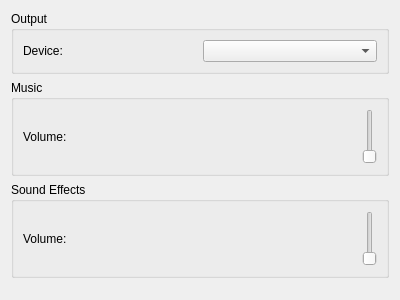
The window that src/preferences/audiopage.ui (MUME/MMapper) describes before a commit, drawn with Qt 5.
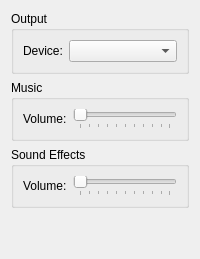
The same window after the commit. Custom widgets are drawn as their Qt base class.

What changed in the file:
```diff
--- a/src/preferences/audiopage.ui
+++ b/src/preferences/audiopage.ui
@@ -2,14 +2,6 @@
 <ui version="4.0">
  <class>AudioPage</class>
  <widget class="QWidget" name="AudioPage">
-  <property name="geometry">
-   <rect>
-    <x>0</x>
-    <y>0</y>
-    <width>400</width>
-    <height>300</height>
-   </rect>
-  </property>
   <layout class="QVBoxLayout" name="verticalLayout">
    <item>
     <widget class="QGroupBox" name="outputGroupBox">
@@ -19,13 +11,26 @@
      <layout class="QGridLayout" name="gridLayoutOutput">
       <item row="0" column="0">
        <widget class="QLabel" name="outputDeviceLabel">
+        <property name="sizePolicy">
+         <sizepolicy hsizetype="Minimum" vsizetype="Preferred">
+          <horstretch>0</horstretch>
+          <verstretch>0</verstretch>
+         </sizepolicy>
+        </property>
         <property name="text">
          <string>Device:</string>
         </property>
        </widget>
       </item>
       <item row="0" column="1">
-       <widget class="QComboBox" name="outputDeviceComboBox"/>
+       <widget class="QComboBox" name="outputDeviceComboBox">
+        <property name="sizePolicy">
+         <sizepolicy hsizetype="MinimumExpanding" vsizetype="Fixed">
+          <horstretch>0</horstretch>
+          <verstretch>0</verstretch>
+         </sizepolicy>
+        </property>
+       </widget>
       </item>
      </layout>
     </widget>
@@ -38,6 +43,12 @@
      <layout class="QGridLayout" name="gridLayoutMusic">
       <item row="1" column="0">
        <widget class="QLabel" name="musicVolumeLabel">
+        <property name="sizePolicy">
+         <sizepolicy hsizetype="Minimum" vsizetype="Preferred">
+          <horstretch>0</horstretch>
+          <verstretch>0</verstretch>
+         </sizepolicy>
+        </property>
         <property name="text">
          <string>Volume:</string>
         </property>
@@ -46,7 +57,28 @@
       <item row="1" column="1">
        <widget class="AudioVolumeSlider" name="musicVolumeSlider">
         <property name="audioType">
-         <enum>AudioVolumeSlider::AudioType::Music</enum>
+          <enum>AudioVolumeSlider::AudioType::Music</enum>
+        </property>
+        <property name="sizePolicy">
+         <sizepolicy hsizetype="MinimumExpanding" vsizetype="Expanding">
+          <horstretch>0</horstretch>
+          <verstretch>0</verstretch>
+         </sizepolicy>
+        </property>
+        <property name="mouseTracking">
+         <bool>true</bool>
+        </property>
+        <property name="tracking">
+         <bool>false</bool>
+        </property>
+        <property name="orientation">
+         <enum>Qt::Orientation::Horizontal</enum>
+        </property>
+        <property name="tickPosition">
+         <enum>QSlider::TickPosition::TicksBelow</enum>
+        </property>
+        <property name="tickInterval">
+         <number>10</number>
         </property>
        </widget>
       </item>
@@ -61,6 +93,12 @@
      <layout class="QGridLayout" name="gridLayoutSounds">
       <item row="1" column="0">
        <widget class="QLabel" name="soundsVolumeLabel">
+        <property name="sizePolicy">
+         <sizepolicy hsizetype="Minimum" vsizetype="Preferred">
+          <horstretch>0</horstretch>
+          <verstretch>0</verstretch>
+         </sizepolicy>
+        </property>
         <property name="text">
          <string>Volume:</string>
         </property>
@@ -69,7 +107,28 @@
       <item row="1" column="1">
        <widget class="AudioVolumeSlider" name="soundsVolumeSlider">
         <property name="audioType">
-         <enum>AudioVolumeSlider::AudioType::Sound</enum>
+          <enum>AudioVolumeSlider::AudioType::Sound</enum>
+        </property>
+        <property name="sizePolicy">
+         <sizepolicy hsizetype="MinimumExpanding" vsizetype="Expanding">
+          <horstretch>0</horstretch>
+          <verstretch>0</verstretch>
+         </sizepolicy>
+        </property>
+        <property name="mouseTracking">
+         <bool>true</bool>
+        </property>
+        <property name="tracking">
+         <bool>false</bool>
+        </property>
+        <property name="orientation">
+         <enum>Qt::Orientation::Horizontal</enum>
+        </property>
+        <property name="tickPosition">
+         <enum>QSlider::TickPosition::TicksBelow</enum>
+        </property>
+        <property name="tickInterval">
+         <number>10</number>
         </property>
        </widget>
       </item>
```
Left out of the diff: 6 changed lines with no effect on the pictures.
